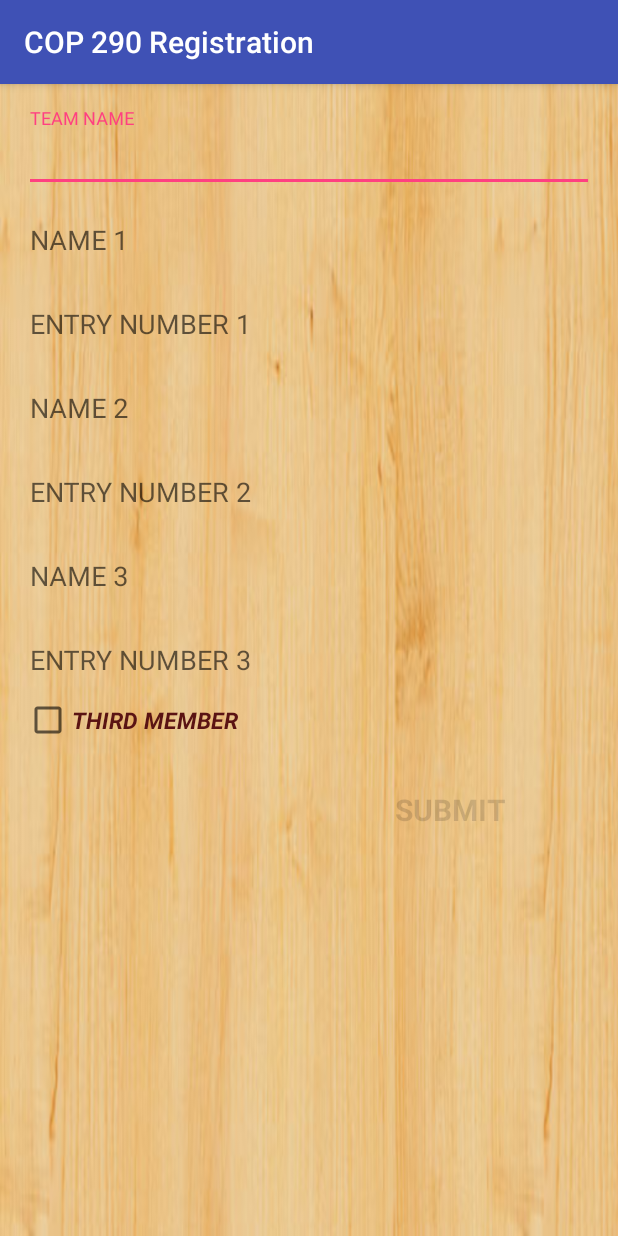
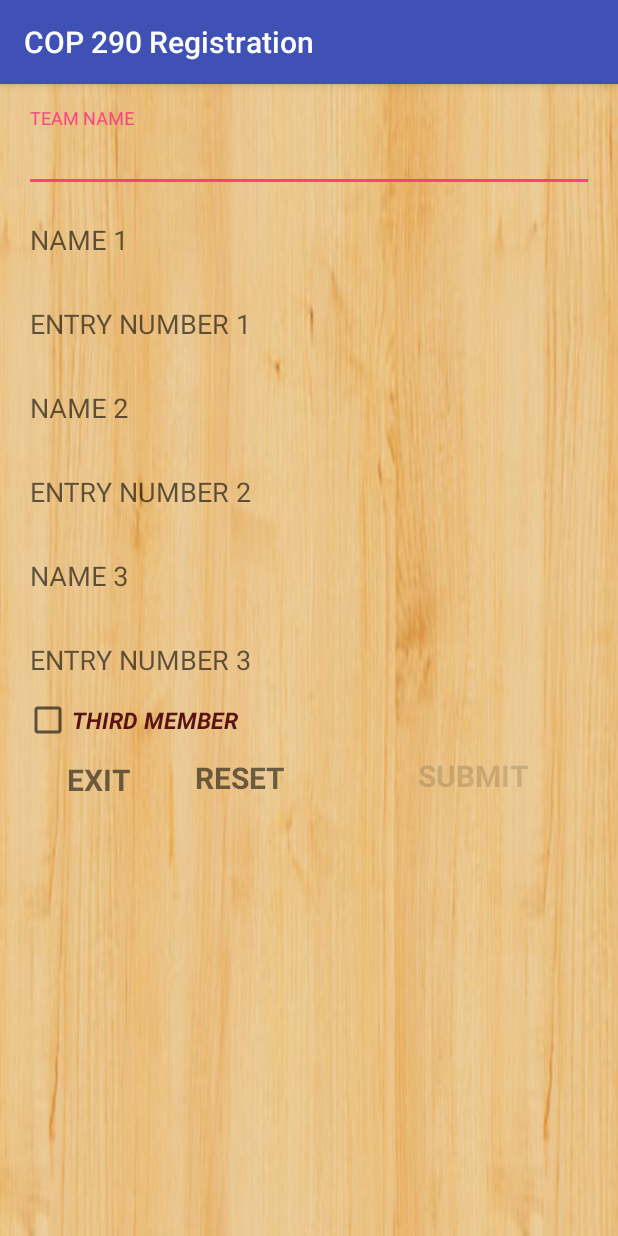
Before and after one commit to yash-15/COP290, an Android app: the screen it shows after launch (MainActivity), on a phone screen of 412 x 824 dp. Run offline under Robolectric (Android 15) with nearby library versions, the phone set to English and light mode, and no system bars.

Commit message:
Exit and Reset Buttons added

```diff
--- a/A0-Registration/app/src/main/java/spycoders/cop290registration/MainActivity.java
+++ b/A0-Registration/app/src/main/java/spycoders/cop290registration/MainActivity.java
@@ -34,7 +34,7 @@ public class MainActivity extends AppCompatActivity  {
     //Initial Declaration
     //Declaration of Objects in the layout
     EditText name1txt, name2txt, name3txt, entrynumber1txt, entrynumber2txt, entrynumber3txt, teamNametxt;
-    Button btn;
+    Button btn_exit,btn_reset,btn_submit;
     CheckBox CBTM;
 
     //Declaration of the result string which will contain the response message from the server upon an attempt to post data
@@ -66,7 +66,9 @@ public class MainActivity extends AppCompatActivity  {
         entrynumber3txt = (EditText) findViewById(R.id.txtENTRYNUMBER3);
         teamNametxt = (EditText) findViewById(R.id.txtTEAM_NAME);
         CBTM=(CheckBox)findViewById(R.id.checkBoxAddThirdMember);
-        btn = (Button) findViewById(R.id.btnSUBMIT);
+        btn_exit=(Button) findViewById(R.id.btnExit);
+        btn_reset=(Button) findViewById(R.id.btnReset);
+        btn_submit = (Button) findViewById(R.id.btnSUBMIT);
 
         //When the activity is first called excepting the team name text box all other fields are set to be invisible
 
@@ -78,7 +80,7 @@ public class MainActivity extends AppCompatActivity  {
         entrynumber3txt.setVisibility(View.INVISIBLE);
 
         //Submit button is also disabled
-        btn.setEnabled(false);
+        btn_submit.setEnabled(false);
 
         //Blanking the textboxes
         teamNametxt.setText("");
@@ -90,8 +92,9 @@ public class MainActivity extends AppCompatActivity  {
         entrynumber3txt.setText("");
 
 
-        btn.setOnClickListener(onBut);
-
+        btn_exit.setOnClickListener(onBut_Exit);
+        btn_reset.setOnClickListener(onBut_Reset);
+        btn_submit.setOnClickListener(onBut_Submit);
 
         //So as to know that the text box on focus has been changed
         name1txt.setOnFocusChangeListener(CheckFocus);
@@ -303,7 +306,7 @@ public class MainActivity extends AppCompatActivity  {
     //This sub-procedure checks whether at the instance when it is invoked submit button should
     // be active or not
     public void inspect_submit(){
-        btn.setEnabled((String.valueOf(teamNametxt.getText()).trim().length() > 0)
+        btn_submit.setEnabled((String.valueOf(teamNametxt.getText()).trim().length() > 0)
                 && (String.valueOf(name1txt.getText()).trim().length() > 0)
                 && (String.valueOf(name2txt.getText()).trim().length() > 0)
                 && (String.valueOf(entrynumber2txt.getText()).trim().length() > 0)
@@ -343,8 +346,22 @@ public class MainActivity extends AppCompatActivity  {
     }
 
 
+    private View.OnClickListener onBut_Exit=new View.OnClickListener(){
+        public void onClick(View v){
+            System.exit(0);
+        }
+    };
 
-    private View.OnClickListener onBut=new View.OnClickListener() {
+    private View.OnClickListener onBut_Reset=new View.OnClickListener(){
+        public void onClick(View v){
+            Intent i = getBaseContext().getPackageManager()
+                    .getLaunchIntentForPackage( getBaseContext().getPackageName() );
+            i.addFlags(Intent.FLAG_ACTIVITY_CLEAR_TOP);
+            finish();  //kills the current activity
+            startActivity(i);
+        }
+    };
+    private View.OnClickListener onBut_Submit=new View.OnClickListener() {
         public void onClick(View v) {
 
             //At first check whether the entry number is of appropriate format i.e, 20NN-CCC-NNNN
@@ -708,7 +725,7 @@ public class MainActivity extends AppCompatActivity  {
                         public void onClick(DialogInterface dialog, int id) {
                             //Resends the request
                             result="";
-                            onBut.onClick(getView());
+                            onBut_Submit.onClick(getView());
                         }
                     })
                     .setNegativeButton("EXIT", new DialogInterface.OnClickListener() {
--- a/A0-Registration/app/src/main/res/layout/activity_main.xml
+++ b/A0-Registration/app/src/main/res/layout/activity_main.xml
@@ -30,7 +30,8 @@
             android:layout_width="match_parent"
             android:layout_height="wrap_content"
             android:orientation="vertical"
-            android:visibility="visible">
+            android:visibility="visible"
+            android:weightSum="1">
 
             <android.support.design.widget.TextInputLayout
                 android:layout_width="match_parent"
@@ -159,15 +160,45 @@
 
 
             <Button
+                android:id="@+id/btnExit"
+                style="?android:textAppearanceSmall"
+                android:layout_width="wrap_content"
+                android:layout_height="wrap_content"
+                android:layout_marginTop="0dp"
+                android:text="EXIT"
+                android:textStyle="bold"
+                android:textSize="20sp"
+                android:layout_marginLeft="5dp"
+                android:enabled="true"
+                android:visibility="visible"
+            android:background="@android:color/transparent"
+            android:clickable="true" />
+
+            <Button
+                android:id="@+id/btnReset"
+                style="?android:textAppearanceSmall"
+                android:layout_width="wrap_content"
+                android:layout_height="wrap_content"
+                android:layout_marginTop="-49dp"
+                android:text="RESET"
+                android:textStyle="bold"
+                android:textSize="20sp"
+                android:layout_marginLeft="100dp"
+                android:enabled="true"
+                android:visibility="visible"
+                android:background="@android:color/transparent"
+                android:clickable="true" />
+
+            <Button
                 android:id="@+id/btnSUBMIT"
                 style="?android:textAppearanceSmall"
                 android:layout_width="wrap_content"
                 android:layout_height="wrap_content"
-                android:layout_marginTop="20dp"
+                android:layout_marginTop="-49dp"
                 android:text="SUBMIT"
                 android:textStyle="bold"
-                android:textSize="20dp"
-                android:layout_marginLeft="240dp"
+                android:textSize="20sp"
+                android:layout_marginLeft="255dp"
                 android:enabled="false"
                 android:visibility="visible"
                 android:background="@android:color/transparent"
```
